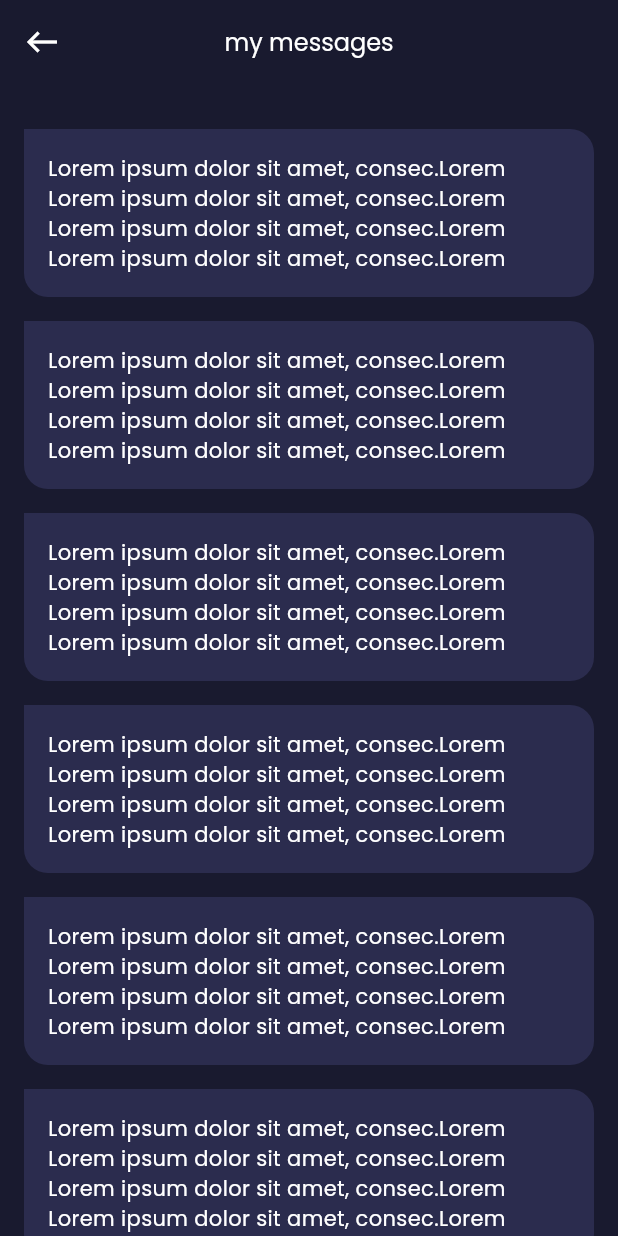
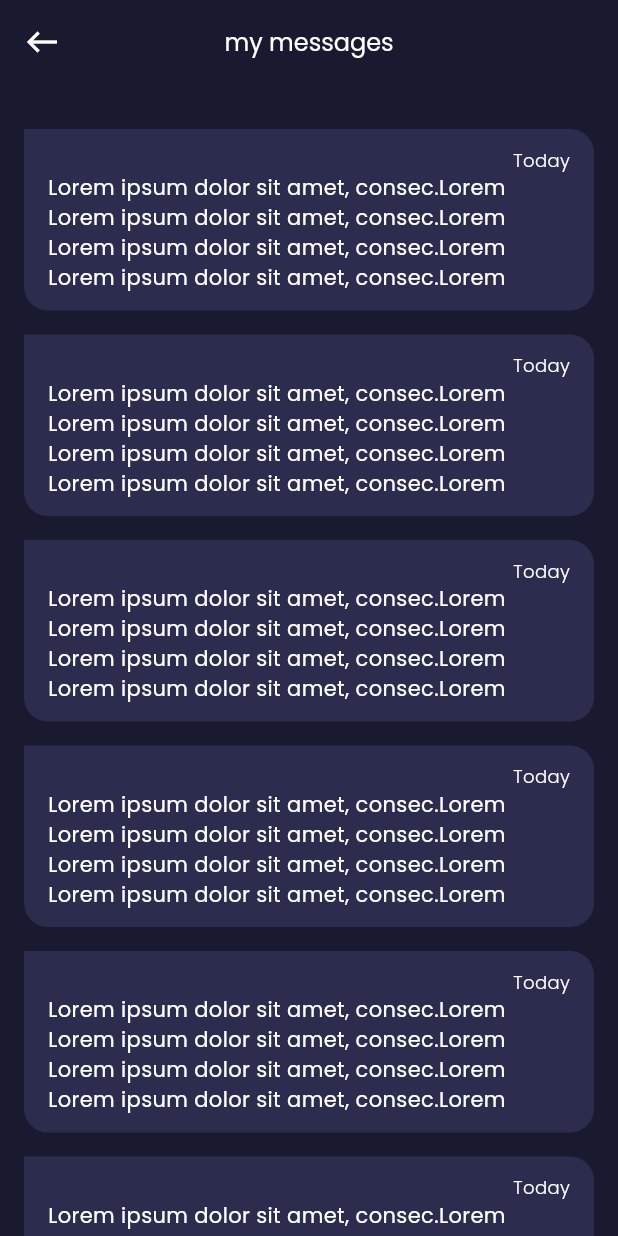
Before and after one commit to ba138/data, a Flutter app: the MyMessages screen opened by its route, on a phone screen of 412 x 824 dp. Run offline on Flutter 3.47's test engine with Material 3 defaults, Android fonts, the phone set to English and light mode, and no system bars; our stand-ins replace another_flushbar, fluttertoast, google_fonts.

Commit message:
changes to make message card better

```diff
--- a/lib/view/messages/widgets/textCard.dart
+++ b/lib/view/messages/widgets/textCard.dart
@@ -22,7 +22,26 @@ class TextCard extends StatelessWidget {
       child: Column(
         children: [
           Padding(
-            padding: const EdgeInsets.all(16.0),
+            padding: const EdgeInsets.only(left: 16.0, top: 12, right: 16),
+            child: Row(
+              mainAxisAlignment: MainAxisAlignment.end,
+              children: [
+                Text(
+                  "Today",
+                  style: GoogleFonts.getFont(
+                    "Poppins",
+                    textStyle: const TextStyle(
+                      color: AppColor.whiteColor,
+                      fontSize: 12.0,
+                      fontWeight: FontWeight.w300,
+                    ),
+                  ),
+                ),
+              ],
+            ),
+          ),
+          Padding(
+            padding: const EdgeInsets.only(left: 16.0, right: 16, bottom: 12),
             child: Text(
               "Lorem ipsum dolor sit amet, consec.Lorem Lorem ipsum dolor sit amet, consec.Lorem Lorem ipsum dolor sit amet, consec.Lorem Lorem ipsum dolor sit amet, consec.Lorem",
               style: GoogleFonts.getFont(
```
